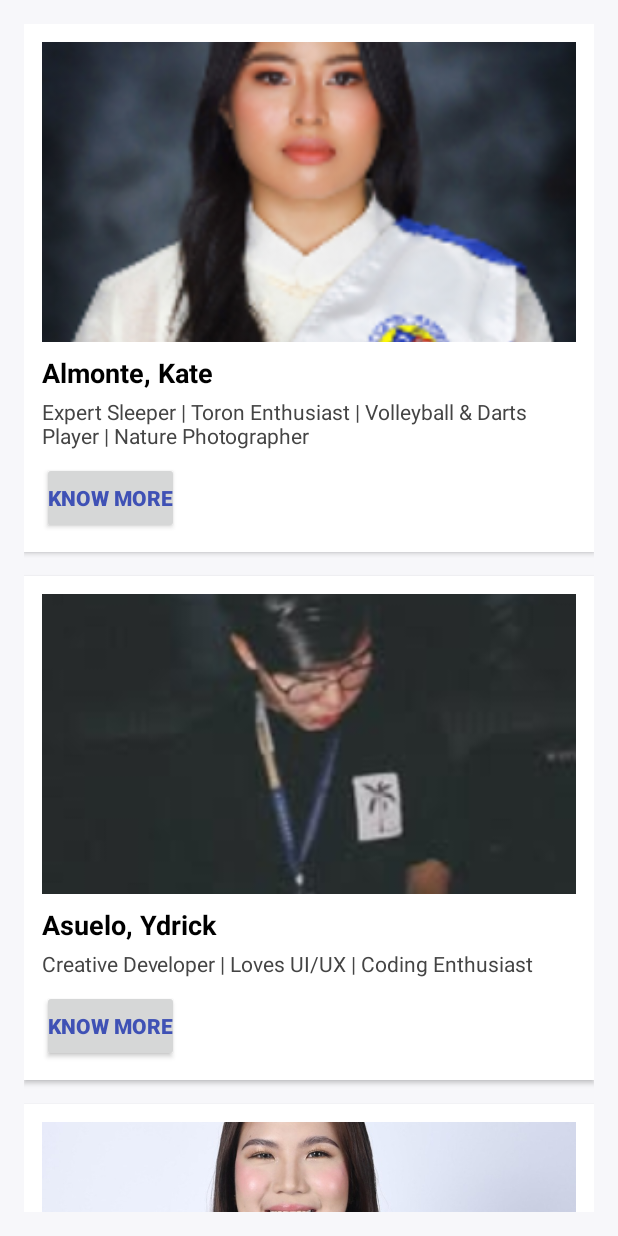
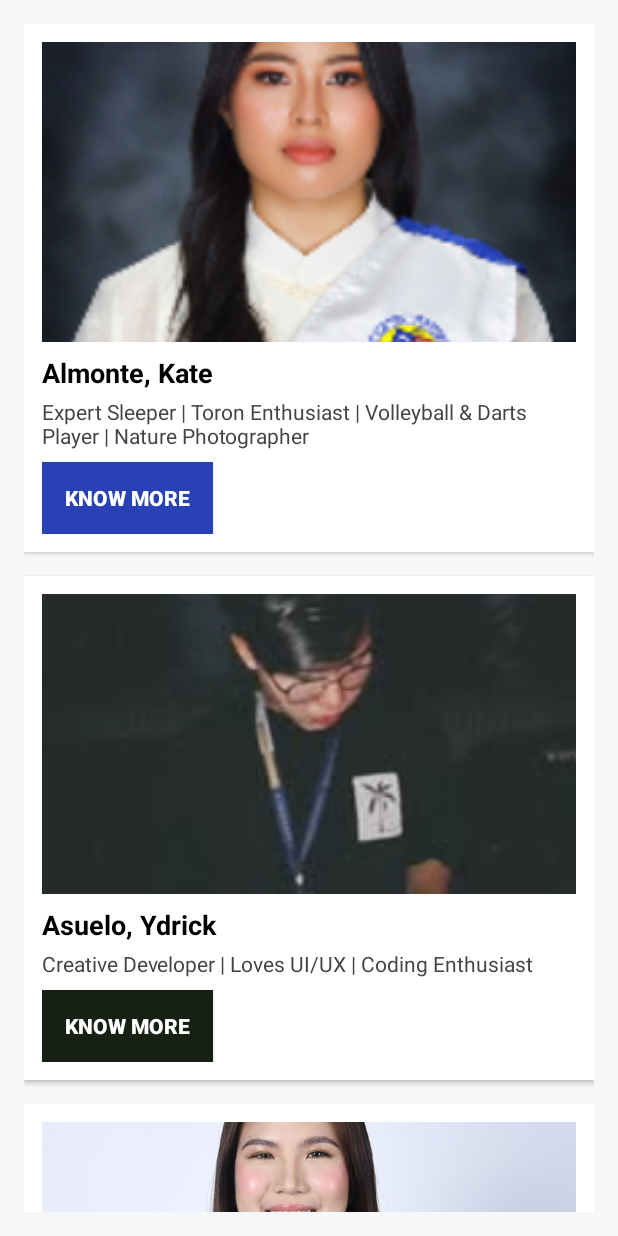
Before and after one commit to SandyLMCD/itcc41-final-about-me-app, an Android app built with Jetpack Compose: the screen it shows after launch (MainActivity), on a phone screen of 412 x 824 dp. Run offline under Robolectric (Android 15) with nearby library versions, the phone set to English and light mode, and no system bars.

Commit message:
style(activity_main.xml): Added styling to the buttons

```diff
--- a/app/src/main/res/layout/activity_main.xml
+++ b/app/src/main/res/layout/activity_main.xml
@@ -1,5 +1,6 @@
 <?xml version="1.0" encoding="utf-8"?>
 <androidx.coordinatorlayout.widget.CoordinatorLayout xmlns:android="http://schemas.android.com/apk/res/android"
+    xmlns:app="http://schemas.android.com/apk/res-auto"
     xmlns:tools="http://schemas.android.com/tools"
     android:layout_width="match_parent"
     android:layout_height="match_parent"
@@ -23,67 +24,71 @@
                 android:layout_width="match_parent"
                 android:layout_height="wrap_content"
                 android:layout_marginBottom="16dp"
-                android:orientation="vertical"
                 android:background="@android:color/white"
                 android:elevation="2dp"
+                android:orientation="vertical"
                 android:padding="12dp">
 
                 <ImageView
                     android:id="@+id/image_kate"
                     android:layout_width="match_parent"
                     android:layout_height="200dp"
+                    android:contentDescription="@string/content_description_photo"
                     android:scaleType="centerCrop"
-                    android:src="@drawable/kate_img"
-                    android:contentDescription="@string/content_description_photo" />
+                    android:src="@drawable/kate_img" />
 
                 <TextView
                     android:id="@+id/name_kate"
                     android:layout_width="wrap_content"
                     android:layout_height="wrap_content"
+                    android:layout_marginTop="8dp"
                     android:text="@string/kate_name"
+                    android:textColor="#000"
                     android:textSize="18sp"
-                    android:textStyle="bold"
-                    android:textColor="#000"
-                    android:layout_marginTop="8dp" />
+                    android:textStyle="bold" />
 
                 <TextView
                     android:layout_width="match_parent"
                     android:layout_height="wrap_content"
+                    android:layout_marginTop="4dp"
                     android:text="@string/kate_info"
-                    android:textSize="14sp"
                     android:textColor="#444"
-                    android:layout_marginTop="4dp" />
+                    android:textSize="14sp" />
 
                 <LinearLayout
                     android:id="@+id/desc_kate"
                     android:layout_width="match_parent"
                     android:layout_height="wrap_content"
+                    android:layout_marginTop="8dp"
                     android:orientation="vertical"
-                    android:visibility="gone"
                     android:padding="0dp"
-                    android:layout_marginTop="8dp">
+                    android:visibility="gone">
+
                     <TextView
                         android:layout_width="wrap_content"
                         android:layout_height="wrap_content"
-                        android:text="@string/kate_description" android:textSize="14sp"
-                        android:textColor="#333"/>
+                        android:text="@string/kate_description"
+                        android:textColor="#333"
+                        android:textSize="14sp" />
                 </LinearLayout>
 
                 <Button
                     android:id="@+id/btn_kate_gthb"
                     android:layout_width="wrap_content"
                     android:layout_height="wrap_content"
+                    android:layout_marginTop="8dp"
+                    android:background="#2841B4"
+                    android:clickable="true"
+                    android:focusable="true"
+                    android:paddingStart="15dp"
+                    android:paddingTop="12dp"
+                    android:paddingEnd="15dp"
+                    android:paddingBottom="12dp"
                     android:text="@string/text_know_more"
+                    android:textColor="#ffff"
                     android:textSize="14sp"
                     android:textStyle="bold"
-                    android:textColor="#3F51B5"
-                    android:layout_marginTop="8dp"
-                    android:clickable="true"
-                    android:focusable="true"
-                    android:paddingTop="12dp"
-                    android:paddingBottom="12dp"
-                    android:paddingStart="4dp"
-                    android:paddingEnd="4dp" />
+                    app:cornerRadius="20dp" />
             </LinearLayout>
 
             <LinearLayout
@@ -141,17 +146,18 @@
                     android:id="@+id/btn_ydrick_gthb"
                     android:layout_width="wrap_content"
                     android:layout_height="wrap_content"
-                    android:text="@string/text_know_more"
-                    android:textSize="14sp"
-                    android:textStyle="bold"
-                    android:textColor="#3F51B5"
                     android:layout_marginTop="8dp"
+                    android:background="#162114"
                     android:clickable="true"
                     android:focusable="true"
+                    android:paddingStart="15dp"
                     android:paddingTop="12dp"
+                    android:paddingEnd="15dp"
                     android:paddingBottom="12dp"
-                    android:paddingStart="4dp"
-                    android:paddingEnd="4dp" />
+                    android:text="@string/text_know_more"
+                    android:textColor="#FFFFFF"
+                    android:textSize="14sp"
+                    android:textStyle="bold" />
             </LinearLayout>
 
             <LinearLayout
@@ -210,17 +216,18 @@
                     android:id="@+id/btn_3_gthb_sai"
                     android:layout_width="wrap_content"
                     android:layout_height="wrap_content"
-                    android:text="@string/text_know_more"
-                    android:textSize="14sp"
-                    android:textStyle="bold"
-                    android:textColor="#3F51B5"
                     android:layout_marginTop="8dp"
+                    android:background="#E13A37"
                     android:clickable="true"
                     android:focusable="true"
+                    android:paddingStart="15dp"
                     android:paddingTop="12dp"
+                    android:paddingEnd="15dp"
                     android:paddingBottom="12dp"
-                    android:paddingStart="4dp"
-                    android:paddingEnd="4dp" />
+                    android:text="@string/text_know_more"
+                    android:textColor="#ffff"
+                    android:textSize="14sp"
+                    android:textStyle="bold" />
             </LinearLayout>
 
             <LinearLayout
@@ -279,17 +286,18 @@
                     android:id="@+id/btn_4_gthb_ethan"
                     android:layout_width="wrap_content"
                     android:layout_height="wrap_content"
-                    android:text="@string/text_know_more"
-                    android:textSize="14sp"
-                    android:textStyle="bold"
-                    android:textColor="#3F51B5"
                     android:layout_marginTop="8dp"
+                    android:background="#855040"
                     android:clickable="true"
                     android:focusable="true"
+                    android:paddingStart="15dp"
                     android:paddingTop="12dp"
+                    android:paddingEnd="15dp"
                     android:paddingBottom="12dp"
-                    android:paddingStart="4dp"
-                    android:paddingEnd="4dp" />
+                    android:text="@string/text_know_more"
+                    android:textColor="#ffff"
+                    android:textSize="14sp"
+                    android:textStyle="bold" />
             </LinearLayout>
 
             <LinearLayout
@@ -348,17 +356,18 @@
                     android:id="@+id/btn_5_gthb_sandy"
                     android:layout_width="wrap_content"
                     android:layout_height="wrap_content"
-                    android:text="@string/text_know_more"
-                    android:textSize="14sp"
-                    android:textStyle="bold"
-                    android:textColor="#3F51B5"
                     android:layout_marginTop="8dp"
+                    android:background="#162114"
                     android:clickable="true"
                     android:focusable="true"
+                    android:paddingStart="15dp"
                     android:paddingTop="12dp"
+                    android:paddingEnd="15dp"
                     android:paddingBottom="12dp"
-                    android:paddingStart="4dp"
-                    android:paddingEnd="4dp" />
+                    android:text="@string/text_know_more"
+                    android:textColor="#FDB7A4"
+                    android:textSize="14sp"
+                    android:textStyle="bold" />
             </LinearLayout>
 
         </LinearLayout>
```
